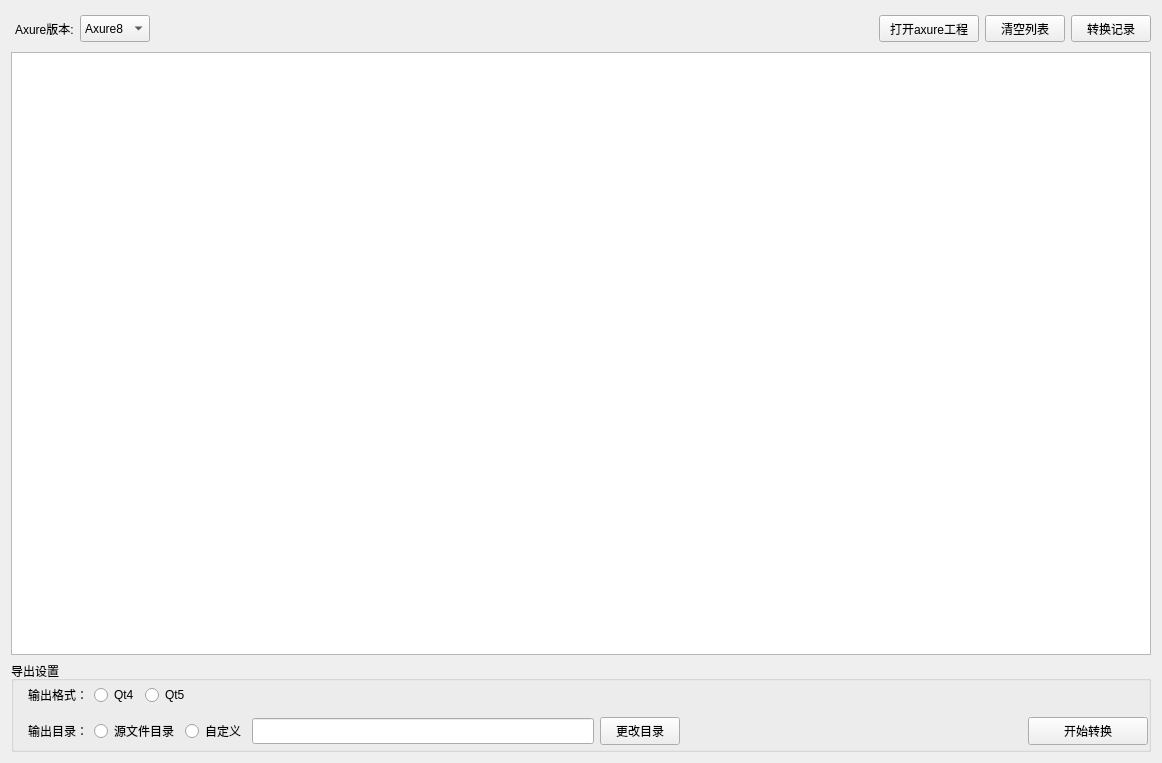
The window that src/clientoperate.ui (ZYD277/AxtureFormat) describes before a commit, drawn with Qt 5.
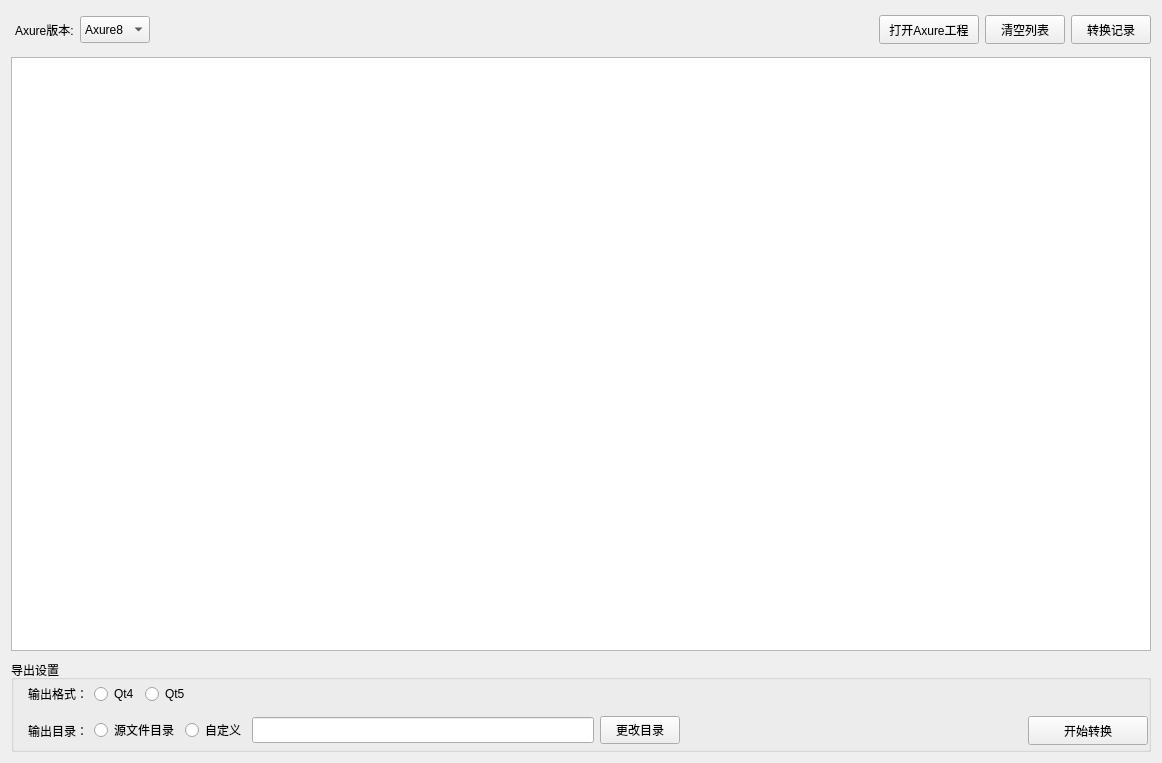
The same window after the commit. The open tabs and pages were chosen to show the change.

Patch:
```diff
--- a/src/clientoperate.ui
+++ b/src/clientoperate.ui
@@ -29,7 +29,7 @@
    <item>
     <widget class="QStackedWidget" name="stackedWidget">
      <property name="currentIndex">
-      <number>1</number>
+      <number>0</number>
      </property>
      <widget class="QWidget" name="page">
       <layout class="QVBoxLayout" name="verticalLayout_4">
@@ -90,9 +90,18 @@
       </layout>
      </widget>
      <widget class="QWidget" name="page_2">
+      <property name="styleSheet">
+       <string notr="true"/>
+      </property>
       <layout class="QVBoxLayout" name="verticalLayout_3">
+       <property name="spacing">
+        <number>9</number>
+       </property>
        <item>
         <widget class="QWidget" name="widget" native="true">
+         <property name="styleSheet">
+          <string notr="true"/>
+         </property>
          <layout class="QHBoxLayout" name="horizontalLayout">
           <property name="leftMargin">
            <number>4</number>
@@ -163,14 +172,14 @@
             <property name="minimumSize">
              <size>
               <width>100</width>
-              <height>27</height>
+              <height>29</height>
              </size>
             </property>
             <property name="styleSheet">
              <string notr="true"/>
             </property>
             <property name="text">
-             <string>打开axure工程</string>
+             <string>打开Axure工程</string>
             </property>
            </widget>
           </item>
@@ -179,7 +188,7 @@
             <property name="minimumSize">
              <size>
               <width>0</width>
-              <height>27</height>
+              <height>29</height>
              </size>
             </property>
             <property name="styleSheet">
@@ -195,7 +204,7 @@
             <property name="minimumSize">
              <size>
               <width>0</width>
-              <height>27</height>
+              <height>29</height>
              </size>
             </property>
             <property name="styleSheet">
@@ -210,7 +219,14 @@
         </widget>
        </item>
        <item>
-        <widget class="QTableView" name="tableView"/>
+        <widget class="QTableView" name="tableView">
+         <property name="styleSheet">
+          <string notr="true"/>
+         </property>
+         <attribute name="verticalHeaderVisible">
+          <bool>false</bool>
+         </attribute>
+        </widget>
        </item>
        <item>
         <widget class="QGroupBox" name="groupBox_3">
@@ -410,7 +426,7 @@
                <property name="minimumSize">
                 <size>
                  <width>120</width>
-                 <height>28</height>
+                 <height>29</height>
                 </size>
                </property>
                <property name="styleSheet">
```
